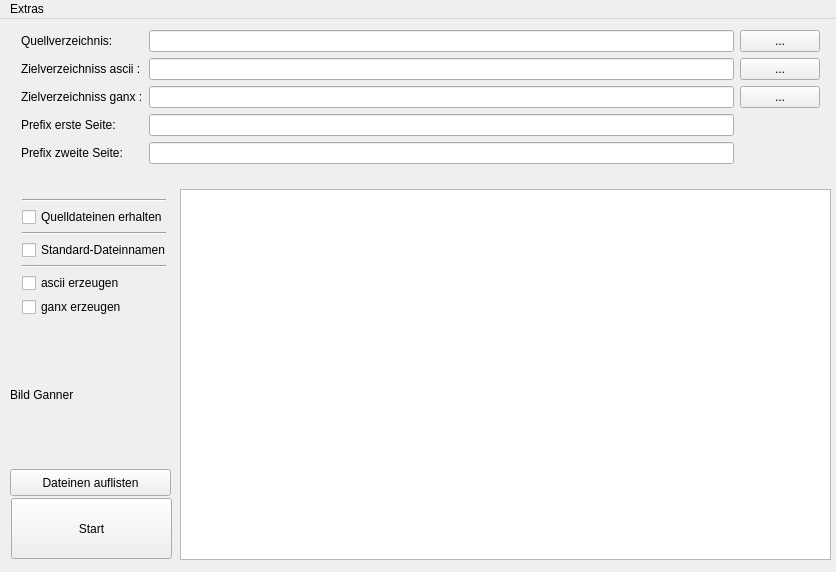
This is mainwindow.ui in 15831944/ASCII-Assistent as Qt 5 draws it before an edit. The edited form follows.
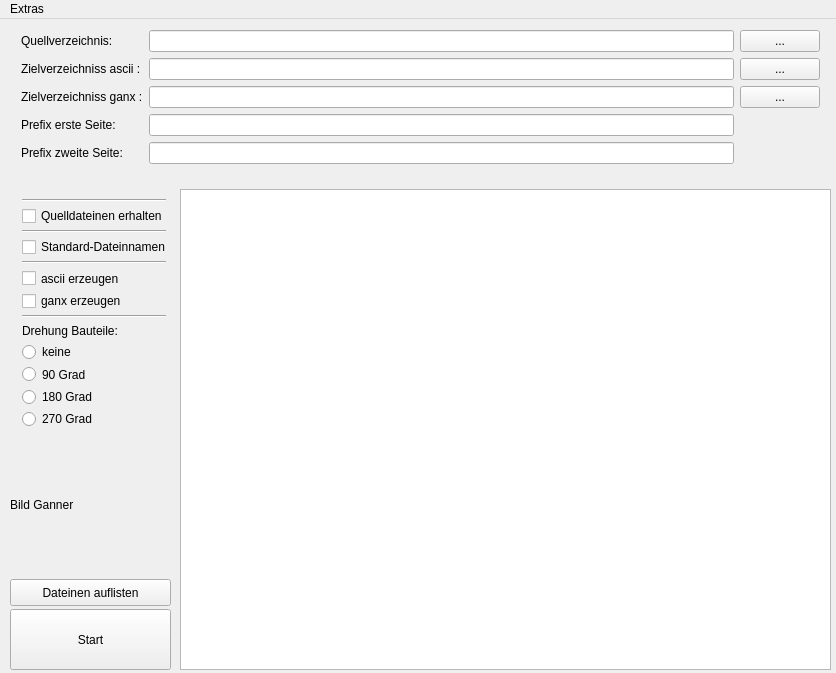
This is the edited form.

Commit message: feature wst drehen

What changed in the file:
```diff
--- a/mainwindow.ui
+++ b/mainwindow.ui
@@ -7,7 +7,7 @@
     <x>0</x>
     <y>0</y>
     <width>836</width>
-    <height>572</height>
+    <height>673</height>
    </rect>
   </property>
   <property name="windowTitle">
@@ -23,7 +23,7 @@
       <x>180</x>
       <y>170</y>
       <width>651</width>
-      <height>371</height>
+      <height>481</height>
      </rect>
     </property>
     <property name="readOnly">
@@ -117,7 +117,7 @@
     <property name="geometry">
      <rect>
       <x>10</x>
-      <y>450</y>
+      <y>560</y>
       <width>161</width>
       <height>27</height>
      </rect>
@@ -129,8 +129,8 @@
    <widget class="QPushButton" name="pushButton_Start">
     <property name="geometry">
      <rect>
-      <x>11</x>
-      <y>479</y>
+      <x>10</x>
+      <y>590</y>
       <width>161</width>
       <height>61</height>
      </rect>
@@ -148,7 +148,7 @@
       <x>11</x>
       <y>169</y>
       <width>166</width>
-      <height>140</height>
+      <height>251</height>
      </rect>
     </property>
     <layout class="QVBoxLayout" name="verticalLayout">
@@ -201,13 +201,55 @@
        </property>
       </widget>
      </item>
+     <item>
+      <widget class="Line" name="line_4">
+       <property name="orientation">
+        <enum>Qt::Horizontal</enum>
+       </property>
+      </widget>
+     </item>
+     <item>
+      <widget class="QLabel" name="label_drehung">
+       <property name="text">
+        <string>Drehung Bauteile:</string>
+       </property>
+      </widget>
+     </item>
+     <item>
+      <widget class="QRadioButton" name="radioButton_drehung_0">
+       <property name="text">
+        <string>keine</string>
+       </property>
+      </widget>
+     </item>
+     <item>
+      <widget class="QRadioButton" name="radioButton_drehung_90">
+       <property name="text">
+        <string>90 Grad</string>
+       </property>
+      </widget>
+     </item>
+     <item>
+      <widget class="QRadioButton" name="radioButton_drehung_180">
+       <property name="text">
+        <string>180 Grad</string>
+       </property>
+      </widget>
+     </item>
+     <item>
+      <widget class="QRadioButton" name="radioButton_drehung_270">
+       <property name="text">
+        <string>270 Grad</string>
+       </property>
+      </widget>
+     </item>
     </layout>
    </widget>
    <widget class="QLabel" name="label_bild">
     <property name="geometry">
      <rect>
       <x>10</x>
-      <y>310</y>
+      <y>420</y>
       <width>161</width>
       <height>131</height>
      </rect>
```
Left out of the diff: 2 changed lines with no effect on the pictures. The commit also changes 2 other files.
